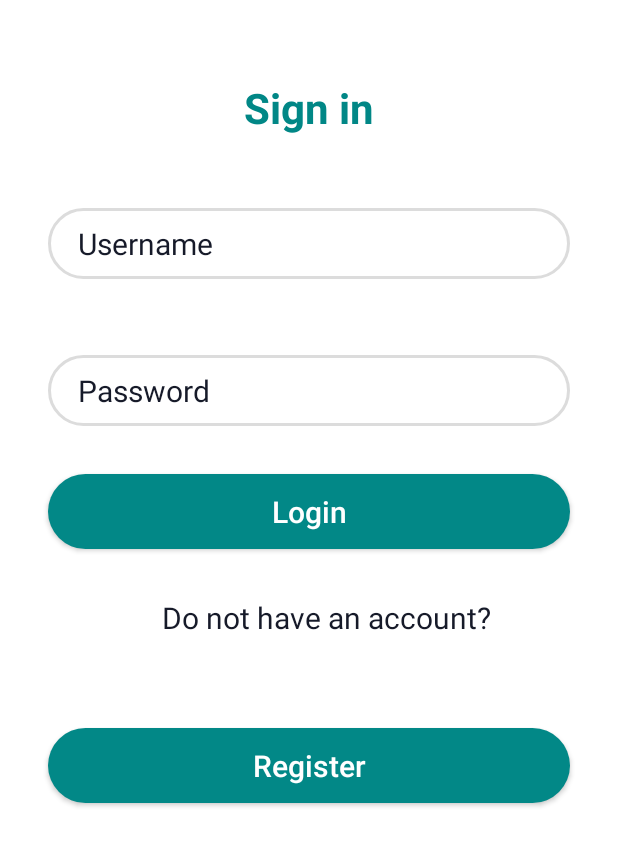
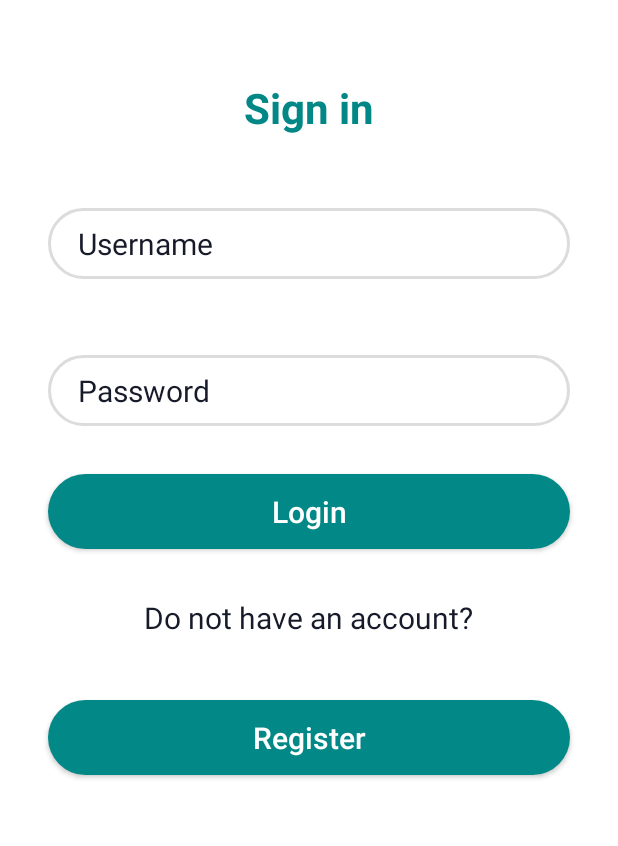
Before and after one commit to huu-thien/dut-moblie-android-Funiture-Shop, an Android app: the layout login.xml on its own in the app's theme, with its tools: preview values and no code run, on a phone screen of 412 x 824 dp. Shown: the top 846 px of the screen. Run offline under Robolectric (Android 15) with nearby library versions, the light colour scheme and no system bars.

Commit message:
fix giao diện

```diff
--- a/app/src/main/res/layout/fragment_categories.xml
+++ b/app/src/main/res/layout/fragment_categories.xml
@@ -20,6 +20,7 @@
             android:layout_marginLeft="5dp"
             android:layout_marginRight="5dp"
             android:layout_marginTop="5dp"
+            tools:listitem="@layout/category_item"
             ></androidx.recyclerview.widget.RecyclerView>
     </LinearLayout>
 </LinearLayout>
--- a/app/src/main/res/layout/login.xml
+++ b/app/src/main/res/layout/login.xml
@@ -121,9 +121,9 @@
         android:textSize="20sp"
         app:layout_constraintBottom_toBottomOf="parent"
         app:layout_constraintEnd_toEndOf="parent"
-        app:layout_constraintHorizontal_bias="0.59"
+        app:layout_constraintHorizontal_bias="0.496"
         app:layout_constraintStart_toStartOf="parent"
-        app:layout_constraintTop_toBottomOf="@id/btnLogin"
+        app:layout_constraintTop_toBottomOf="@+id/btnLogin"
         app:layout_constraintVertical_bias="0.0" />
 
     <Button
@@ -143,7 +143,7 @@
         app:layout_constraintEnd_toEndOf="parent"
         app:layout_constraintHorizontal_bias="0.0"
         app:layout_constraintStart_toStartOf="parent"
-        app:layout_constraintTop_toBottomOf="@+id/etPassword"
-        app:layout_constraintVertical_bias="0.369" />
+        app:layout_constraintTop_toBottomOf="@+id/tvOr"
+        app:layout_constraintVertical_bias="0.03" />
 
 </androidx.constraintlayout.widget.ConstraintLayout>
```
